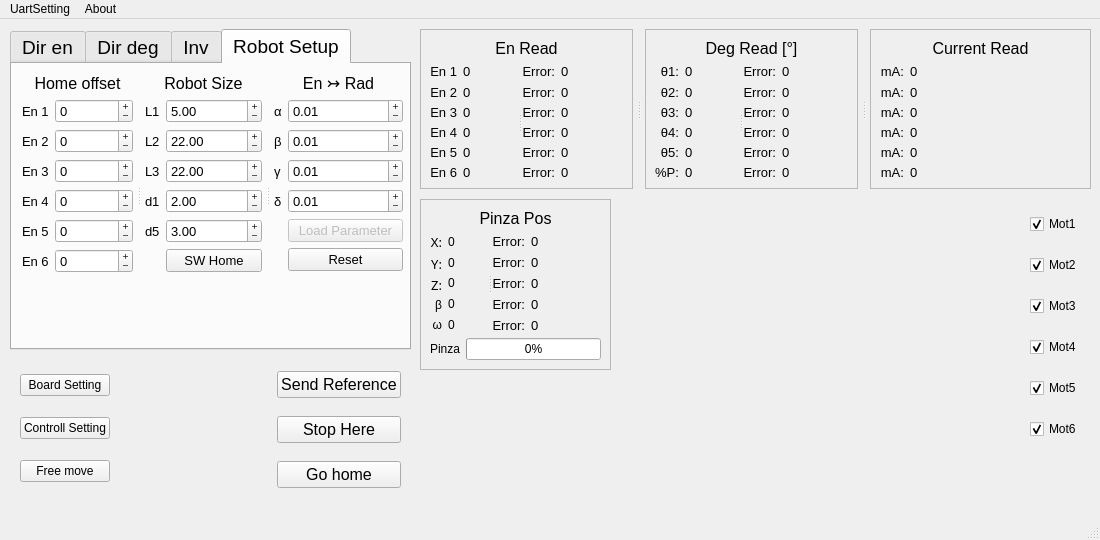
First picture: the form in SW_Source/Scorbot-V2_UI/qtScorbotUi/UI_useCase/scorbotUi/ui_source/mainwindow.ui, repository Alfystar/Scorbot-CA, before the edit.
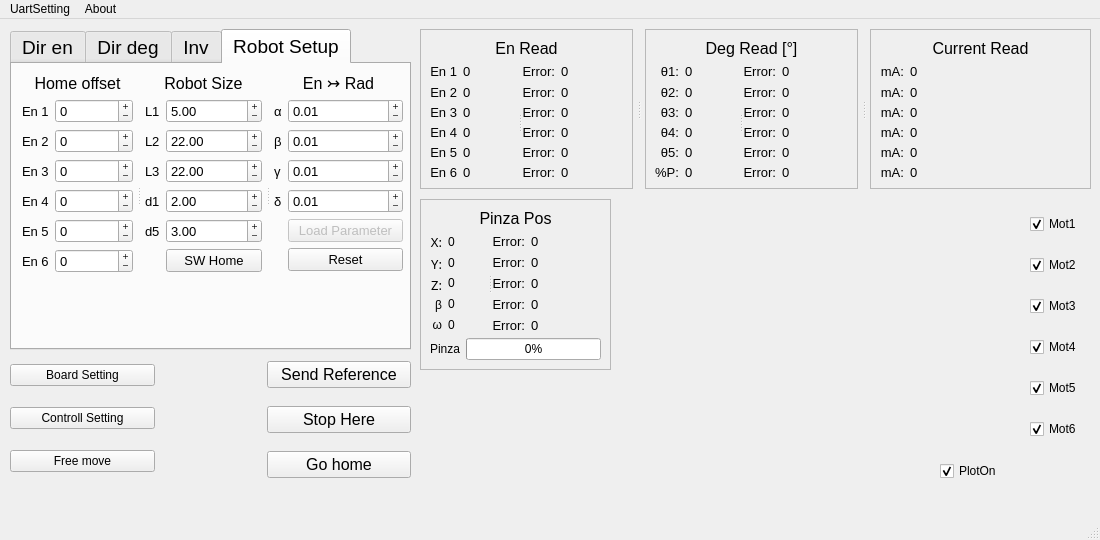
Second picture: the form after the edit. Icons and pictures are not drawn. Custom widgets are drawn as their Qt base class.

Commit message: Small rework Add possibilty to enable/disable PlotGraph

Diff of the .ui file:
```diff
--- a/SW_Source/Scorbot-V2_UI/qtScorbotUi/UI_useCase/scorbotUi/ui_source/mainwindow.ui
+++ b/SW_Source/Scorbot-V2_UI/qtScorbotUi/UI_useCase/scorbotUi/ui_source/mainwindow.ui
@@ -3930,12 +3930,12 @@
      </item>
     </layout>
    </widget>
-   <widget class="QWidget" name="">
+   <widget class="QWidget" name="layoutWidget">
     <property name="geometry">
      <rect>
-      <x>20</x>
-      <y>340</y>
-      <width>381</width>
+      <x>10</x>
+      <y>330</y>
+      <width>401</width>
       <height>141</height>
      </rect>
     </property>
@@ -3975,8 +3975,8 @@
        </property>
        <property name="maximumSize">
         <size>
-         <width>250</width>
-         <height>250</height>
+         <width>100</width>
+         <height>100</height>
         </size>
        </property>
        <property name="toolTip">
@@ -4038,6 +4038,22 @@
      </item>
     </layout>
    </widget>
+   <widget class="QCheckBox" name="PlotOn">
+    <property name="geometry">
+     <rect>
+      <x>940</x>
+      <y>440</y>
+      <width>81</width>
+      <height>24</height>
+     </rect>
+    </property>
+    <property name="text">
+     <string>PlotOn</string>
+    </property>
+    <property name="checked">
+     <bool>true</bool>
+    </property>
+   </widget>
   </widget>
   <widget class="QMenuBar" name="menuBar">
    <property name="geometry">
```
The commit also changes 3 other files.
